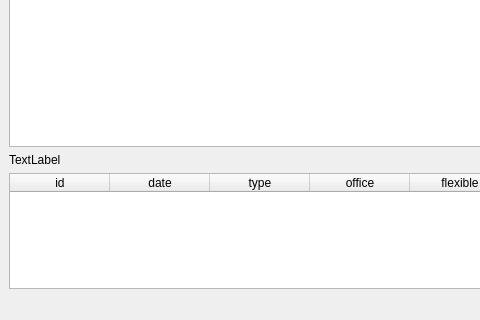
First picture: the form in Offizielle Version/mainwindow.ui, repository fabian2798/Arbeitszeitkonto, before the edit; both pictures show x 0 to 480 and y 338 to 658 of the 1120 by 658 pixel window.
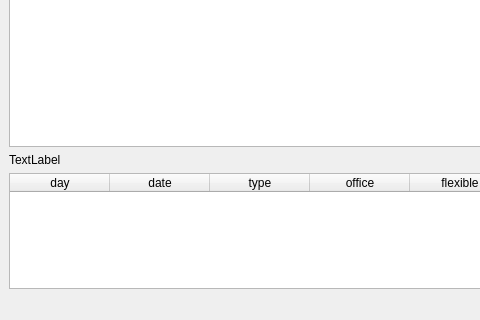
Second picture: the form after the edit.

```diff
--- a/Offizielle Version/mainwindow.ui
+++ b/Offizielle Version/mainwindow.ui
@@ -78,7 +78,7 @@
       </property>
       <column>
        <property name="text">
-        <string>id</string>
+        <string>day</string>
        </property>
       </column>
       <column>
```
